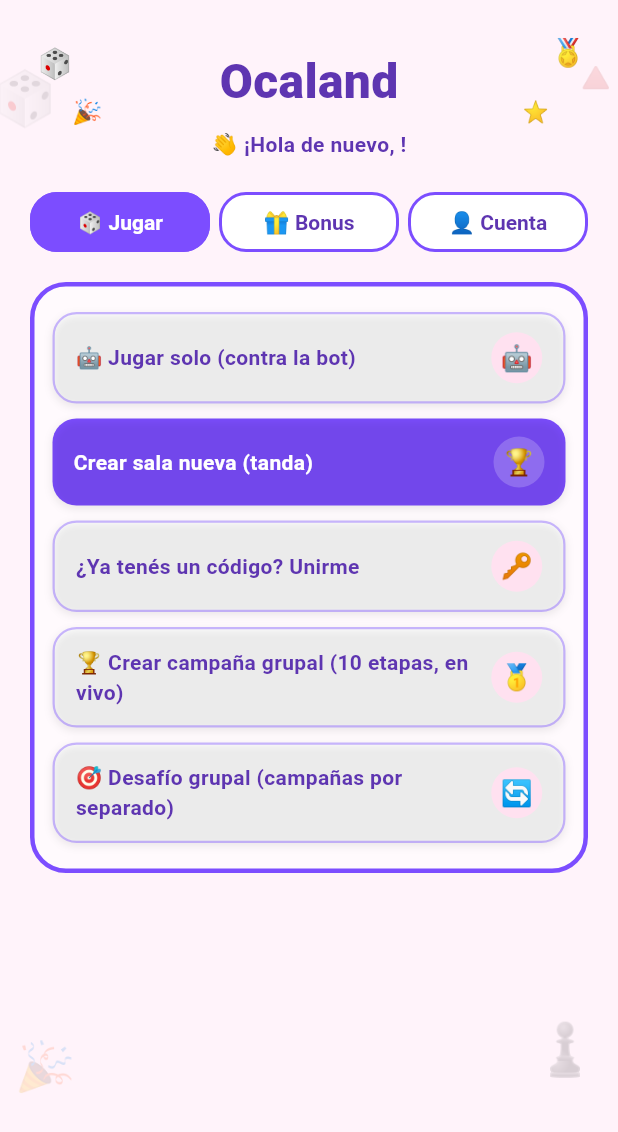
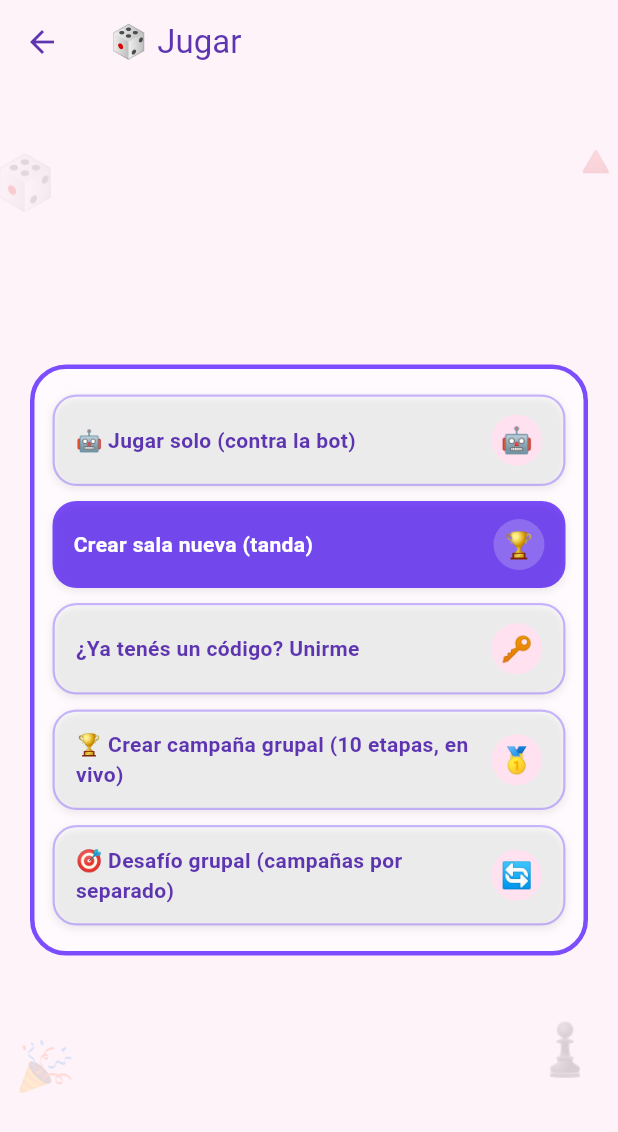
Before and after one commit to solucioneselectromedicassj-ai/La-oca-, a Flutter app: the LobbyScreen screen opened directly with empty values, after a tap on "🎲 Jugar", on a phone screen of 412 x 824 dp. Shown: the top 1132 px of the screen. Run offline on Flutter 3.47's test engine with Material 3 defaults, Android fonts, the phone set to English and light mode, and no system bars; our stand-ins replace audioplayers, share_plus, shared_preferences, supabase_flutter; missing offline and left inert: realtime_client; accounts and stored records are empty; Roboto replaces fonts that are missing (Georgia).

Commit message:
Simplificar el lobby: solo Jugar al frente, Bonus y Cuenta a un menú
La pantalla principal ahora muestra únicamente el título y un botón
grande de Jugar, que lleva a la lista de modos de juego. Bonus y
Cuenta se movieron a un menú desplegable en la esquina superior
derecha, dejando "jugar" como la única acción visible al entrar.

Co-Authored-By: Claude Sonnet 5 <noreply@anthropic.com>
Claude-Session: https://claude.ai/code/session_01U7d7hybhiSqgGvpNcjK2N1

```diff
--- a/ocaland_flutter/lib/screens/lobby_screen.dart
+++ b/ocaland_flutter/lib/screens/lobby_screen.dart
@@ -38,7 +38,6 @@ class LobbyScreen extends StatefulWidget {
 }
 
 class _LobbyScreenState extends State<LobbyScreen> {
-  int _tab = 0;
   String? _edadBracket;
   String? _pais;
   Timer? _heartbeat;
@@ -179,6 +178,60 @@ class _LobbyScreenState extends State<LobbyScreen> {
     } catch (_) {}
   }
 
+  void _abrirJugar() {
+    _pushPanel('🎲 Jugar', [
+      _AccionRow(label: '🤖 Jugar solo (contra la bot)', emoji: '🤖', onTap: _jugarSolo),
+      _AccionRow(label: 'Crear sala nueva (tanda)', emoji: '🏆', destacado: true, onTap: _crearSala),
+      _AccionRow(label: '¿Ya tenés un código? Unirme', emoji: '🔑', onTap: _unirseSala),
+      _AccionRow(label: '🏆 Crear campaña grupal (10 etapas, en vivo)', emoji: '🥇', onTap: _crearCampanaGrupal),
+      _AccionRow(label: '🎯 Desafío grupal (campañas por separado)', emoji: '🔄', onTap: _desafioGrupal),
+    ]);
+  }
+
+  void _abrirBonus() {
+    _pushPanel('🎁 Bonus', [
+      _AccionRow(label: '🎰 Ruleta de bonus diaria (multiplicador)', emoji: '🎰', onTap: _girarRuletaBonus),
+      _AccionRow(label: '📲 Compartir Ocaland (+15 🪙 hoy)', emoji: '📲', onTap: _compartirApp),
+      _AccionRow(label: '🎯 Tanda de cuestionados (ganá sellos)', emoji: '🎖️', destacado: true, onTap: _tandaCuestionados),
+      _AccionRow(label: '🎮 Minijuegos (ganá monedas)', emoji: '🪙', destacado: true, onTap: _minijuegosBonus),
+    ]);
+  }
+
+  void _abrirCuenta() {
+    _pushPanel('👤 Cuenta', [
+      _AccionRow(label: '📊 Mi perfil', emoji: '📊', onTap: () => Navigator.of(context).push(MaterialPageRoute(builder: (_) => PerfilScreen(usuario: widget.usuario)))),
+      _AccionRow(label: '🏆 Ranking', emoji: '🏆', onTap: () => Navigator.of(context).push(MaterialPageRoute(builder: (_) => RankingScreen(usuario: widget.usuario)))),
+      _AccionRow(label: '🎮 Mis partidas', emoji: '🎮', onTap: () => Navigator.of(context).push(MaterialPageRoute(builder: (_) => MisPartidasScreen(usuario: widget.usuario)))),
+    ]);
+  }
+
+  /// Empuja una pantalla chica con su propia AppBar (con botón de volver)
+  /// mostrando el mismo panel de acciones que antes vivía en una pestaña.
+  void _pushPanel(String titulo, List<Widget> filas) {
+    Navigator.of(context).push(MaterialPageRoute(
+      builder: (_) => Scaffold(
+        backgroundColor: AppColors.parchment,
+        appBar: AppBar(backgroundColor: AppColors.parchment, elevation: 0, foregroundColor: AppColors.violetDark, title: Text(titulo)),
+        body: SafeArea(
+          child: Stack(
+            children: [
+              const _FondoDecorado(),
+              Center(
+                child: ConstrainedBox(
+                  constraints: const BoxConstraints(maxWidth: 420),
+                  child: Padding(
+                    padding: const EdgeInsets.all(20),
+                    child: _panelAcciones(filas),
+                  ),
+                ),
+              ),
+            ],
+          ),
+        ),
+      ),
+    ));
+  }
+
   @override
   Widget build(BuildContext context) {
     return Scaffold(
@@ -187,29 +240,45 @@ class _LobbyScreenState extends State<LobbyScreen> {
         child: Stack(
           children: [
             const _FondoDecorado(),
+            Positioned(
+              top: 4,
+              right: 4,
+              child: PopupMenuButton<String>(
+                icon: const Icon(Icons.more_vert, color: AppColors.violetDark, size: 28),
+                onSelected: (v) {
+                  if (v == 'bonus') _abrirBonus();
+                  if (v == 'cuenta') _abrirCuenta();
+                },
+                itemBuilder: (context) => const [
+                  PopupMenuItem(value: 'bonus', child: Text('🎁 Bonus')),
+                  PopupMenuItem(value: 'cuenta', child: Text('👤 Cuenta')),
+                ],
+              ),
+            ),
             Center(
               child: ConstrainedBox(
                 constraints: const BoxConstraints(maxWidth: 420),
                 child: Padding(
                   padding: const EdgeInsets.all(20),
                   child: Column(
+                    mainAxisAlignment: MainAxisAlignment.center,
                     children: [
-                      const SizedBox(height: 6),
                       const _TituloDecorado(),
                       const SizedBox(height: 4),
                       Text('👋 ¡Hola de nuevo, $_nombre!', style: const TextStyle(color: AppColors.violetDark, fontWeight: FontWeight.w600)),
-                      const SizedBox(height: 18),
-                      Row(
-                        children: [
-                          _tabButton('🎲 Jugar', 0),
-                          const SizedBox(width: 6),
-                          _tabButton('🎁 Bonus', 1),
-                          const SizedBox(width: 6),
-                          _tabButton('👤 Cuenta', 2),
-                        ],
+                      const SizedBox(height: 44),
+                      SizedBox(
+                        width: double.infinity,
+                        child: ElevatedButton(
+                          style: ElevatedButton.styleFrom(
+                            backgroundColor: AppColors.violet,
+                            padding: const EdgeInsets.symmetric(vertical: 22),
+                            shape: RoundedRectangleBorder(borderRadius: BorderRadius.circular(20)),
+                          ),
+                          onPressed: _abrirJugar,
+                          child: const Text('🎲 Jugar', style: TextStyle(fontSize: 22, fontWeight: FontWeight.bold)),
+                        ),
                       ),
-                      const SizedBox(height: 16),
-                      Expanded(child: _tabContent()),
                     ],
                   ),
                 ),
@@ -221,51 +290,8 @@ class _LobbyScreenState extends State<LobbyScreen> {
     );
   }
 
-  Widget _tabButton(String label, int idx) {
-    final active = _tab == idx;
-    return Expanded(
-      child: OutlinedButton(
-        style: OutlinedButton.styleFrom(
-          backgroundColor: active ? AppColors.violet : Colors.white,
-          foregroundColor: active ? Colors.white : AppColors.violetDark,
-          side: const BorderSide(color: AppColors.violet, width: 2),
-          padding: const EdgeInsets.symmetric(vertical: 12),
-          shape: RoundedRectangleBorder(borderRadius: BorderRadius.circular(18)),
-        ),
-        onPressed: () => setState(() => _tab = idx),
-        child: Text(label, style: const TextStyle(fontWeight: FontWeight.bold)),
-      ),
-    );
-  }
-
-  Widget _tabContent() {
-    switch (_tab) {
-      case 0:
-        return _panelAcciones([
-          _AccionRow(label: '🤖 Jugar solo (contra la bot)', emoji: '🤖', onTap: _jugarSolo),
-          _AccionRow(label: 'Crear sala nueva (tanda)', emoji: '🏆', destacado: true, onTap: _crearSala),
-          _AccionRow(label: '¿Ya tenés un código? Unirme', emoji: '🔑', onTap: _unirseSala),
-          _AccionRow(label: '🏆 Crear campaña grupal (10 etapas, en vivo)', emoji: '🥇', onTap: _crearCampanaGrupal),
-          _AccionRow(label: '🎯 Desafío grupal (campañas por separado)', emoji: '🔄', onTap: _desafioGrupal),
-        ]);
-      case 1:
-        return _panelAcciones([
-          _AccionRow(label: '🎰 Ruleta de bonus diaria (multiplicador)', emoji: '🎰', onTap: _girarRuletaBonus),
-          _AccionRow(label: '📲 Compartir Ocaland (+15 🪙 hoy)', emoji: '📲', onTap: _compartirApp),
-          _AccionRow(label: '🎯 Tanda de cuestionados (ganá sellos)', emoji: '🎖️', destacado: true, onTap: _tandaCuestionados),
-          _AccionRow(label: '🎮 Minijuegos (ganá monedas)', emoji: '🪙', destacado: true, onTap: _minijuegosBonus),
-        ]);
-      default:
-        return _panelAcciones([
-          _AccionRow(label: '📊 Mi perfil', emoji: '📊', onTap: () => Navigator.of(context).push(MaterialPageRoute(builder: (_) => PerfilScreen(usuario: widget.usuario)))),
-          _AccionRow(label: '🏆 Ranking', emoji: '🏆', onTap: () => Navigator.of(context).push(MaterialPageRoute(builder: (_) => RankingScreen(usuario: widget.usuario)))),
-          _AccionRow(label: '🎮 Mis partidas', emoji: '🎮', onTap: () => Navigator.of(context).push(MaterialPageRoute(builder: (_) => MisPartidasScreen(usuario: widget.usuario)))),
-        ]);
-    }
-  }
-
-  /// Panel único con borde redondeado que agrupa todas las acciones de la
-  /// pestaña actual (antes era una `Card` separada por botón).
+  /// Panel único con borde redondeado que agrupa todas las acciones de una
+  /// sección (antes eran pestañas; ahora cada una es su propia pantalla).
   Widget _panelAcciones(List<Widget> filas) {
     return SingleChildScrollView(
       child: Container(
```
